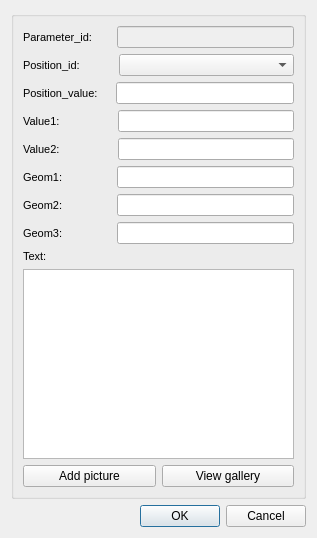
Qt form ui/event_ud_arc_rehabit.ui (Giswater/giswater_qgis_plugin) before a commit.
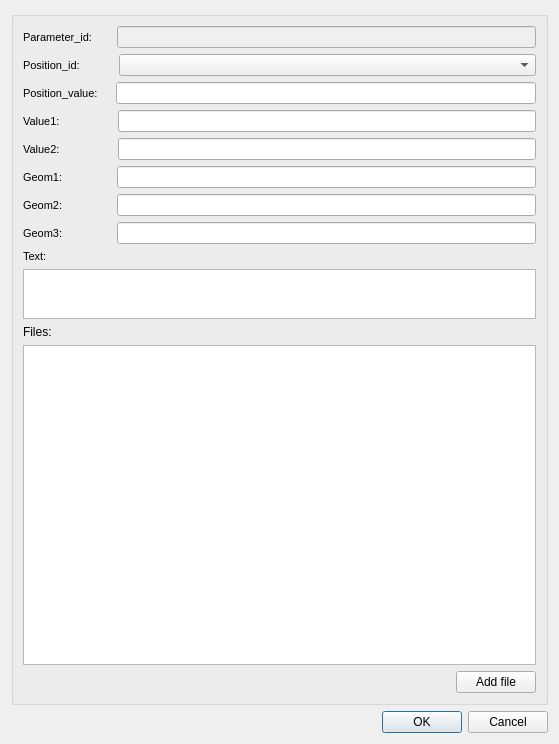
The same form after that commit.

Commit message: manage dos_x_event

Patch:
```diff
--- a/ui/event_ud_arc_rehabit.ui
+++ b/ui/event_ud_arc_rehabit.ui
@@ -6,8 +6,8 @@
    <rect>
     <x>0</x>
     <y>0</y>
-    <width>317</width>
-    <height>538</height>
+    <width>559</width>
+    <height>744</height>
    </rect>
   </property>
   <property name="windowTitle">
@@ -19,7 +19,7 @@
      <property name="title">
       <string/>
      </property>
-     <layout class="QVBoxLayout" name="verticalLayout_2" stretch="0,0,0,0,0,0,0,0,0,0,0">
+     <layout class="QVBoxLayout" name="verticalLayout_2" stretch="0,0,0,0,0,0,0,0,0,0,0,0,0">
       <item>
        <layout class="QHBoxLayout" name="horizontalLayout">
         <item>
@@ -437,21 +437,44 @@
        </widget>
       </item>
       <item>
-       <widget class="QTextEdit" name="text"/>
+       <widget class="QTextEdit" name="text">
+        <property name="maximumSize">
+         <size>
+          <width>16777215</width>
+          <height>50</height>
+         </size>
+        </property>
+       </widget>
+      </item>
+      <item>
+       <widget class="QLabel" name="label">
+        <property name="text">
+         <string>Files:</string>
+        </property>
+       </widget>
+      </item>
+      <item>
+       <widget class="QTableView" name="tbl_docs_x_event"/>
       </item>
       <item>
        <layout class="QHBoxLayout" name="horizontalLayout_9">
         <item>
-         <widget class="QPushButton" name="btn_add_picture">
-          <property name="text">
-           <string>Add picture</string>
+         <spacer name="horizontalSpacer">
+          <property name="orientation">
+           <enum>Qt::Horizontal</enum>
           </property>
-         </widget>
+          <property name="sizeHint" stdset="0">
+           <size>
+            <width>40</width>
+            <height>20</height>
+           </size>
+          </property>
+         </spacer>
         </item>
         <item>
          <widget class="QPushButton" name="btn_view_gallery">
           <property name="text">
-           <string>View gallery</string>
+           <string>Add file</string>
           </property>
          </widget>
         </item>
```
Left out of the diff: 5 changed lines with no effect on the pictures. The commit also changes 3 other files.
